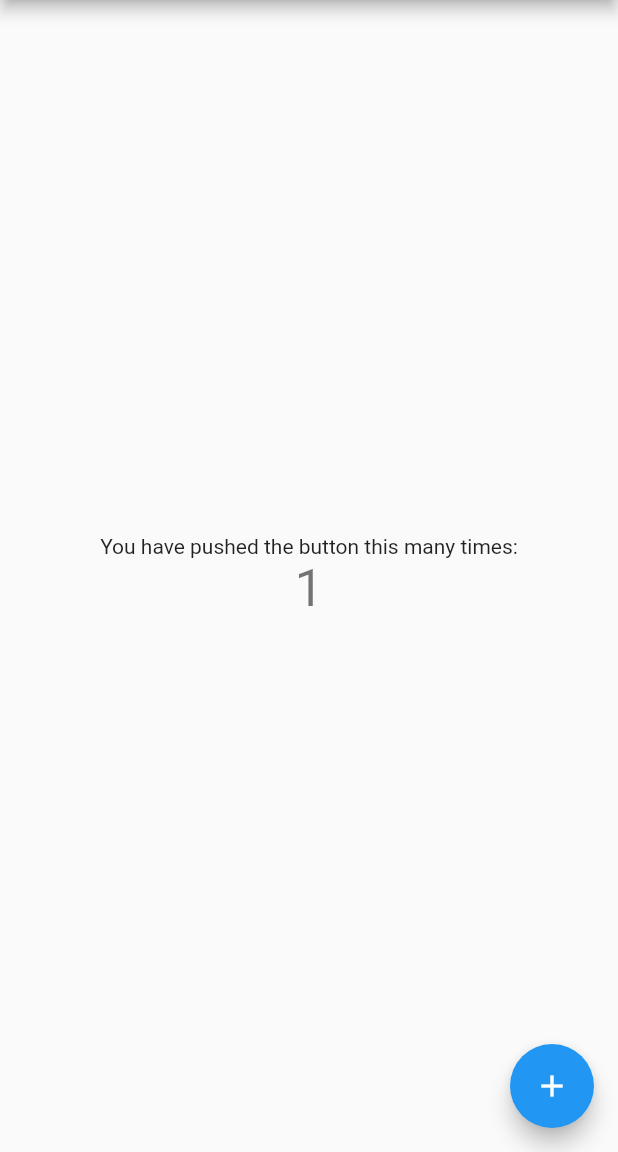
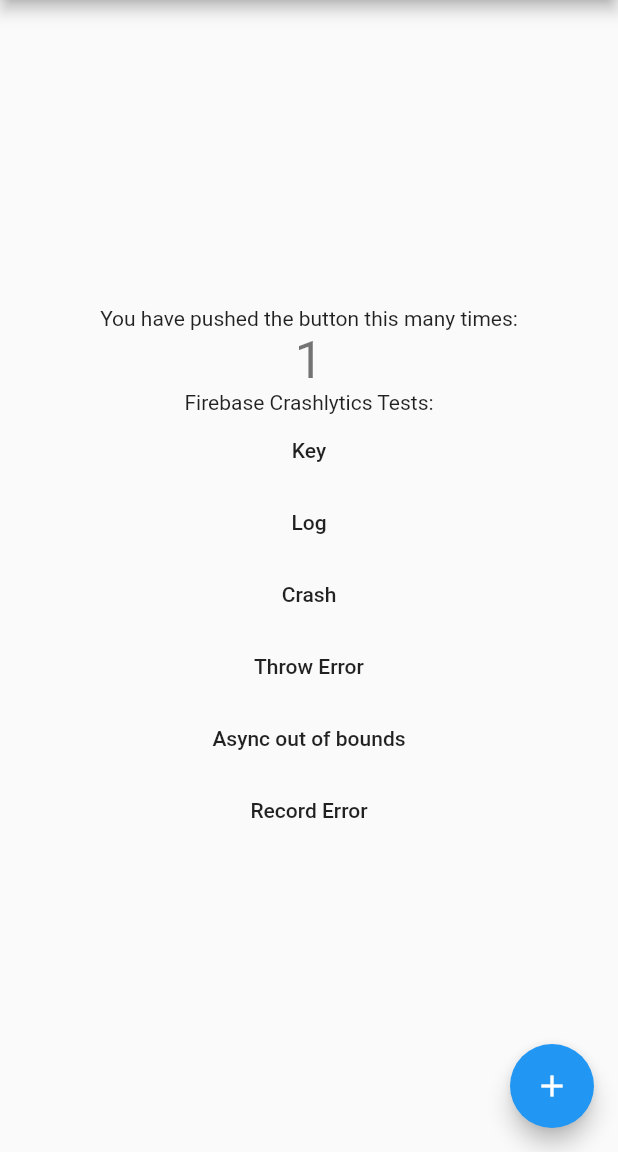
Before and after one commit to atsuteru/flutter_firebase_0507, a Flutter app: the screen it shows after launch, after a tap on the "add" icon, on a phone screen of 412 x 824 dp, the part 84-1236 px from its top. Run offline on Flutter 3.47's test engine with Material 2 defaults, Android fonts, the phone set to English and light mode, and no system bars; our stand-ins replace firebase_crashlytics; accounts and stored records are empty.

Commit message:
* Implementation of of Firebase crashlytics.

```diff
--- a/lib/main.dart
+++ b/lib/main.dart
@@ -1,6 +1,14 @@
+import 'dart:async';
+import 'package:firebase_crashlytics/firebase_crashlytics.dart';
 import 'package:flutter/material.dart';
 
-void main() => runApp(MyApp());
+void main() {
+  Crashlytics.instance.enableInDevMode = true;
+  FlutterError.onError = Crashlytics.instance.recordFlutterError;
+  runZoned<Future<void>>(() async {
+    runApp(MyApp());
+  }, onError: Crashlytics.instance.recordError);
+}
 
 class MyApp extends StatelessWidget {
   // This widget is the root of your application.
@@ -98,6 +106,56 @@ class _MyHomePageState extends State<MyHomePage> {
               '$_counter',
               style: Theme.of(context).textTheme.display1,
             ),
+            Text(
+              'Firebase Crashlytics Tests:',
+            ),
+            FlatButton(
+                child: const Text('Key'),
+                onPressed: () {
+                  Crashlytics.instance.setString('foo', 'bar');
+                }),
+            FlatButton(
+                child: const Text('Log'),
+                onPressed: () {
+                  Crashlytics.instance.log('baz');
+                }),
+            FlatButton(
+                child: const Text('Crash'),
+                onPressed: () {
+                  // Use Crashlytics to throw an error. Use this for
+                  // confirmation that errors are being correctly reported.
+                  Crashlytics.instance.crash();
+                }),
+            FlatButton(
+                child: const Text('Throw Error'),
+                onPressed: () {
+                  // Example of thrown error, it will be caught and sent to
+                  // Crashlytics.
+                  throw StateError('Uncaught error thrown by app.');
+                }),
+            FlatButton(
+                child: const Text('Async out of bounds'),
+                onPressed: () {
+                  // Example of an exception that does not get caught
+                  // by `FlutterError.onError` but is caught by the `onError` handler of
+                  // `runZoned`.
+                  Future<void>.delayed(const Duration(seconds: 2), () {
+                    final List<int> list = <int>[];
+                    print(list[100]);
+                  });
+                }),
+            FlatButton(
+                child: const Text('Record Error'),
+                onPressed: () {
+                  try {
+                    throw 'error_example';
+                  } catch (e, s) {
+                    // "context" will append the word "thrown" in the
+                    // Crashlytics console.
+                    Crashlytics.instance
+                        .recordError(e, s, context: 'as an example');
+                  }
+                }),
           ],
         ),
       ),
--- a/pubspec.yaml
+++ b/pubspec.yaml
@@ -17,9 +17,10 @@ environment:
   sdk: ">=2.1.0 <3.0.0"
 
 dependencies:
-  firebase_core: ^0.4.4+3
   flutter:
     sdk: flutter
+  firebase_core: ^0.4.4+3
+  firebase_crashlytics: ^0.1.3+3
 
   # The following adds the Cupertino Icons font to your application.
   # Use with the CupertinoIcons class for iOS style icons.
```
Also changed, not shown: 3 other files.
